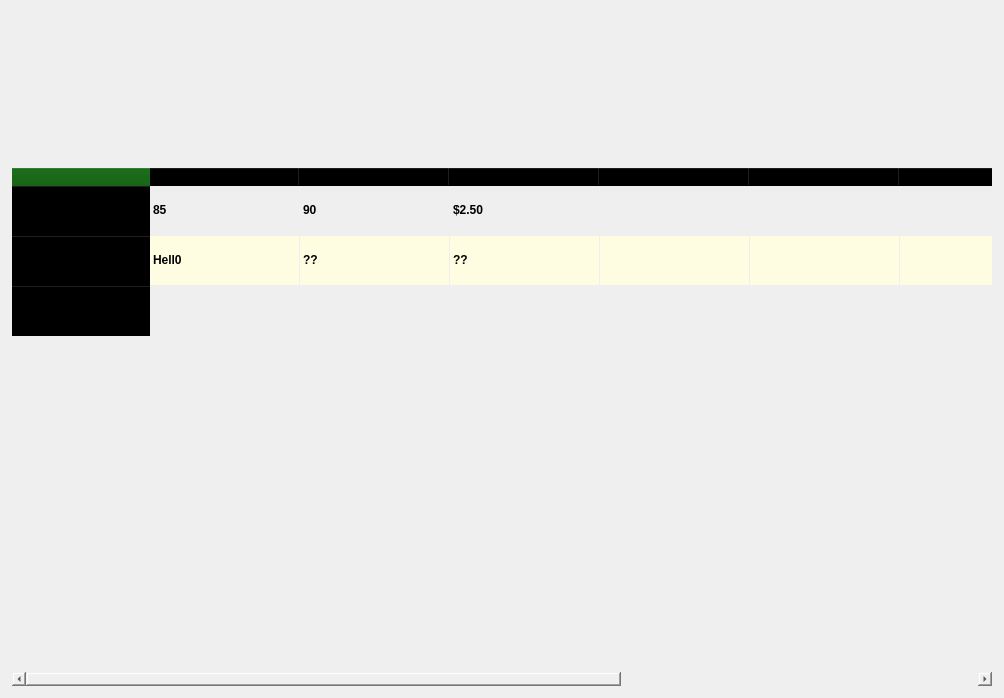
The window that parkingdialog.ui (A-Monjaras/Parking-Tracker-UNT) describes before a commit, drawn with Qt 5.
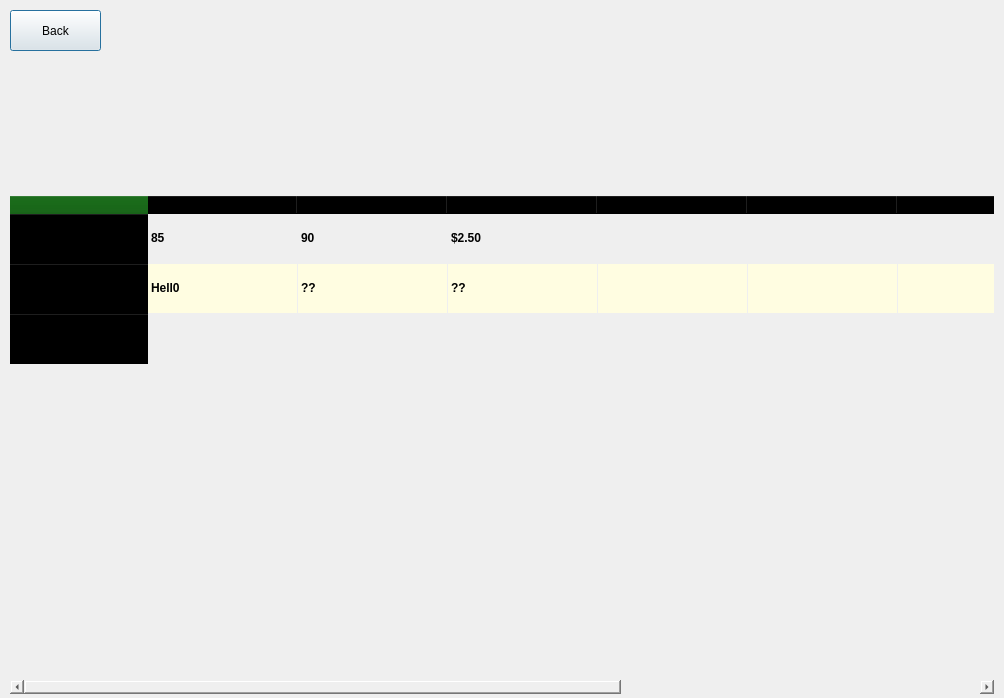
The same window after the commit.

The edit to the form file:
```diff
--- a/parkingdialog.ui
+++ b/parkingdialog.ui
@@ -22,9 +22,15 @@
   <property name="styleSheet">
    <string notr="true">background-color: qlineargradient(spread:pad, x1:0, y1:1, x2:0, y2:0, stop:0 rgba(255, 255, 255, 255), stop:.75 rgba(0,133,62, 255));</string>
   </property>
-  <layout class="QVBoxLayout" name="verticalLayout">
-   <item>
     <widget class="QLabel" name="UNTlogo">
+   <property name="geometry">
+    <rect>
+     <x>9</x>
+     <y>39</y>
+     <width>400</width>
+     <height>150</height>
+    </rect>
+   </property>
      <property name="minimumSize">
       <size>
        <width>400</width>
@@ -41,9 +47,15 @@
       <set>Qt::AlignCenter</set>
      </property>
     </widget>
-   </item>
-   <item>
     <widget class="QTableWidget" name="parkingTable">
+   <property name="geometry">
+    <rect>
+     <x>9</x>
+     <y>195</y>
+     <width>986</width>
+     <height>500</height>
+    </rect>
+   </property>
      <property name="minimumSize">
       <size>
        <width>500</width>
@@ -222,8 +234,19 @@
       </property>
      </item>
     </widget>
-   </item>
-  </layout>
+  <widget class="QPushButton" name="backButton">
+   <property name="geometry">
+    <rect>
+     <x>10</x>
+     <y>10</y>
+     <width>91</width>
+     <height>41</height>
+    </rect>
+   </property>
+   <property name="text">
+    <string>Back</string>
+   </property>
+  </widget>
  </widget>
  <resources/>
  <connections/>
```
Lines whose indentation alone changed are shown as unchanged.
